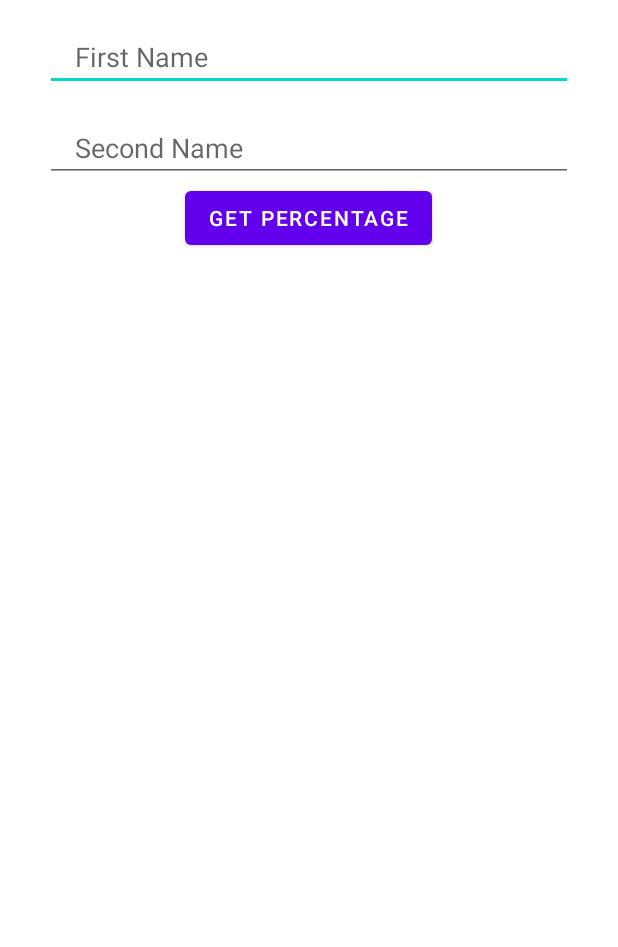
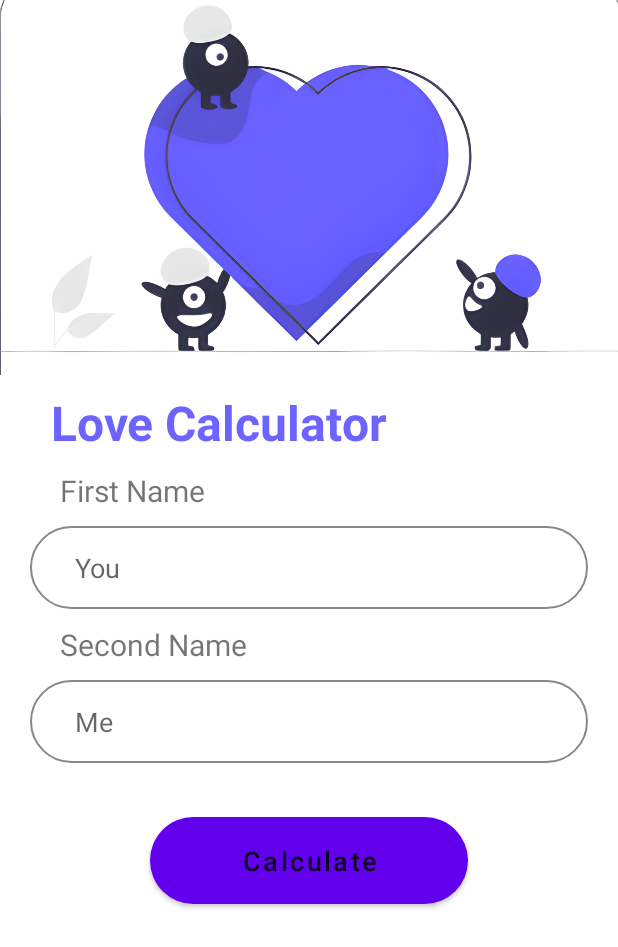
Before and after one commit to UrazbaevT/4MONTH_LESSON2_HW2, an Android app: the layout activity_main.xml on its own in the app's theme, with its tools: preview values and no code run, on a phone screen of 412 x 824 dp. Shown: the top 947 px of the screen. Run offline under Robolectric (Android 15) with nearby library versions, the phone set to English and light mode, and no system bars.

Commit message:
added all xml files

```diff
--- /dev/null
+++ b/app/src/main/res/drawable/edit_text_bg.xml
@@ -0,0 +1,6 @@
+<?xml version="1.0" encoding="utf-8"?>
+<shape xmlns:android="http://schemas.android.com/apk/res/android">
+    <stroke android:width="1dp" android:color="#888888" />
+    <corners android:radius="30dp"/>
+    <padding android:left="0dp" android:top="0dp" android:right="0dp" android:bottom="0dp" />
+</shape>
--- /dev/null
+++ b/app/src/main/res/drawable/ic_heart_new.xml
@@ -0,0 +1,5 @@
+<vector android:height="24dp" android:tint="#FF6685"
+    android:viewportHeight="24" android:viewportWidth="24"
+    android:width="24dp" xmlns:android="http://schemas.android.com/apk/res/android">
+    <path android:fillColor="@android:color/white" android:pathData="M12,21.35l-1.45,-1.32C5.4,15.36 2,12.28 2,8.5 2,5.42 4.42,3 7.5,3c1.74,0 3.41,0.81 4.5,2.09C13.09,3.81 14.76,3 16.5,3 19.58,3 22,5.42 22,8.5c0,3.78 -3.4,6.86 -8.55,11.54L12,21.35z"/>
+</vector>
--- a/app/src/main/res/layout/activity_main.xml
+++ b/app/src/main/res/layout/activity_main.xml
@@ -7,30 +7,73 @@
     tools:context=".MainActivity"
     android:orientation="vertical">
 
+    <ImageView
+        android:layout_width="match_parent"
+        android:layout_height="250dp"
+        android:scaleType="centerCrop"
+        android:src="@drawable/starts"/>
+
+    <TextView
+        android:layout_width="wrap_content"
+        android:layout_height="wrap_content"
+        android:text="@string/love_calculator"
+        android:textSize="32sp"
+        android:textStyle="bold"
+        android:textColor="#6d64ff"
+        android:layout_marginTop="10dp"
+        android:layout_marginStart="34dp"/>
+
+    <TextView
+        android:layout_width="wrap_content"
+        android:layout_height="wrap_content"
+        android:text="@string/first_name"
+        android:layout_marginStart="40dp"
+        android:textSize="20sp"
+        android:textColor="?android:actionBarWidgetTheme"
+        android:layout_marginVertical="10dp"/>
+
     <EditText
         android:id="@+id/first_et"
         android:layout_width="match_parent"
         android:layout_height="wrap_content"
-        android:hint="@string/first_name"
-        android:paddingStart="20dp"
-        android:layout_marginHorizontal="30dp"
-        android:layout_marginVertical="15dp"
+        android:hint="@string/you"
+        android:paddingStart="30dp"
+        android:background="@drawable/edit_text_bg"
+        android:padding="15dp"
+        android:layout_marginHorizontal="20dp"
         tools:ignore="RtlSymmetry" />
+
+    <TextView
+        android:layout_width="wrap_content"
+        android:layout_height="wrap_content"
+        android:text="@string/second_name"
+        android:layout_marginStart="40dp"
+        android:textSize="20sp"
+        android:textColor="?android:actionBarWidgetTheme"
+        android:layout_marginVertical="10dp"/>
 
     <EditText
         android:id="@+id/second_et"
         android:layout_width="match_parent"
         android:layout_height="wrap_content"
-        android:hint="@string/second_name"
-        android:paddingStart="20dp"
-        android:layout_marginHorizontal="30dp"
+        android:hint="@string/me"
+        android:paddingStart="30dp"
+        android:background="@drawable/edit_text_bg"
+        android:padding="15dp"
+        android:layout_marginHorizontal="20dp"
         tools:ignore="RtlSymmetry" />
 
-    <Button
+    <com.google.android.material.button.MaterialButton
+        android:textColor="?android:actionBarWidgetTheme"
+        app:cornerRadius="30dp"
         android:id="@+id/btn_calculate"
-        android:layout_width="wrap_content"
-        android:layout_height="wrap_content"
+        android:layout_width="match_parent"
+        android:layout_height="70dp"
         android:layout_gravity="center"
-        android:text="@string/get_percentage"/>
+        android:layout_marginHorizontal="100dp"
+        android:layout_marginVertical="30dp"
+        android:text="@string/calculate"
+        android:textSize="18sp"
+        android:textAllCaps="false"/>
 
 </LinearLayout>
--- a/app/src/main/res/values-night/themes.xml
+++ b/app/src/main/res/values-night/themes.xml
@@ -1,6 +1,6 @@
 <resources xmlns:tools="http://schemas.android.com/tools">
     <!-- Base application theme. -->
-    <style name="Theme.2MONTHLESSON2" parent="Theme.MaterialComponents.DayNight.DarkActionBar">
+    <style name="Theme.2MONTHLESSON2" parent="Theme.MaterialComponents.DayNight.NoActionBar">
         <!-- Primary brand color. -->
         <item name="colorPrimary">@color/purple_200</item>
         <item name="colorPrimaryVariant">@color/purple_700</item>
--- a/app/src/main/res/values/strings.xml
+++ b/app/src/main/res/values/strings.xml
@@ -1,6 +1,13 @@
 <resources>
-    <string name="app_name">2MONTH LESSON2</string>
+    <string name="app_name">2MONTH LESSON2 + HW2</string>
     <string name="first_name">First Name</string>
     <string name="second_name">Second Name</string>
     <string name="get_percentage">Get Percentage</string>
+    <string name="love_calculator">Love Calculator</string>
+    <string name="me">Me</string>
+    <string name="you">You</string>
+    <string name="calculate">Calculate</string>
+    <string name="your_score">Your Score</string>
+    <string name="_100">100%</string>
+    <string name="try_again">Try Again</string>
 </resources>
--- a/app/src/main/res/values/themes.xml
+++ b/app/src/main/res/values/themes.xml
@@ -1,6 +1,6 @@
 <resources xmlns:tools="http://schemas.android.com/tools">
     <!-- Base application theme. -->
-    <style name="Theme.2MONTHLESSON2" parent="Theme.MaterialComponents.DayNight.DarkActionBar">
+    <style name="Theme.2MONTHLESSON2" parent="Theme.MaterialComponents.DayNight.NoActionBar">
         <!-- Primary brand color. -->
         <item name="colorPrimary">@color/purple_500</item>
         <item name="colorPrimaryVariant">@color/purple_700</item>
```
Also changed, not shown: app/src/main/AndroidManifest.xml (+8 -1 lines), app/src/main/java/com/example/a2monthlesson2/ResultActivity.kt (added, +11 -0 lines), app/src/main/res/layout/activity_result.xml (added, +94 -0 lines), app/src/main/res/drawable/big_heart.png (added), app/src/main/res/drawable/end.png (added), app/src/main/res/drawable/starts.png (added).
